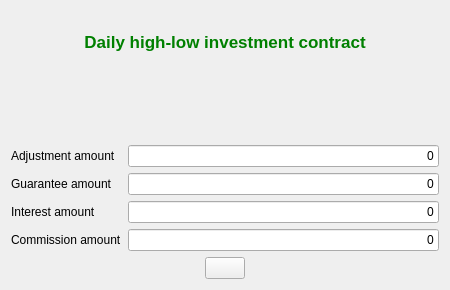
Above: xulpymoney/ui/wdgDerivativesReport.ui from turulomio/xulpymoney before the change. Below: the same form after it.
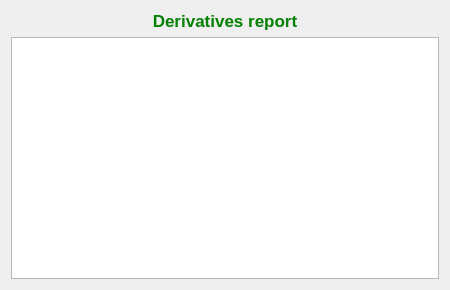
That is the form after the change. Icons and pictures are not drawn. Custom widgets are drawn as their Qt base class.

Commit message: Added first version of Derivatives report

The edit to the form file:
```diff
--- a/xulpymoney/ui/wdgDerivativesReport.ui
+++ b/xulpymoney/ui/wdgDerivativesReport.ui
@@ -29,7 +29,7 @@
         <string notr="true">color: rgb(0, 128, 0);</string>
        </property>
        <property name="text">
-        <string>Daily high-low investment contract</string>
+        <string>Derivatives report</string>
        </property>
        <property name="alignment">
         <set>Qt::AlignCenter</set>
@@ -37,196 +37,16 @@
       </widget>
      </item>
      <item>
-      <layout class="QHBoxLayout" name="horizontalLayout">
-       <item>
-        <spacer name="horizontalSpacer_2">
-         <property name="orientation">
-          <enum>Qt::Horizontal</enum>
-         </property>
-         <property name="sizeHint" stdset="0">
-          <size>
-           <width>40</width>
-           <height>20</height>
-          </size>
-         </property>
-        </spacer>
-       </item>
-       <item>
-        <widget class="wdgDatetime" name="wdgDT" native="true"/>
-       </item>
-       <item>
-        <spacer name="horizontalSpacer">
-         <property name="orientation">
-          <enum>Qt::Horizontal</enum>
-         </property>
-         <property name="sizeHint" stdset="0">
-          <size>
-           <width>40</width>
-           <height>20</height>
-          </size>
-         </property>
-        </spacer>
-       </item>
-      </layout>
-     </item>
-     <item>
-      <layout class="QFormLayout" name="formLayout">
-       <item row="1" column="0">
-        <widget class="QLabel" name="label">
-         <property name="text">
-          <string>Guarantee amount</string>
-         </property>
-        </widget>
-       </item>
-       <item row="1" column="1">
-        <widget class="myQLineEdit" name="txtGuarantee">
-         <property name="sizePolicy">
-          <sizepolicy hsizetype="Expanding" vsizetype="Fixed">
-           <horstretch>0</horstretch>
-           <verstretch>0</verstretch>
-          </sizepolicy>
-         </property>
-         <property name="text">
-          <string>0</string>
-         </property>
-         <property name="alignment">
-          <set>Qt::AlignRight|Qt::AlignTrailing|Qt::AlignVCenter</set>
-         </property>
-        </widget>
-       </item>
-       <item row="0" column="0">
-        <widget class="QLabel" name="lblLiquido_7">
-         <property name="text">
-          <string>Adjustment amount</string>
-         </property>
-        </widget>
-       </item>
-       <item row="0" column="1">
-        <widget class="myQLineEdit" name="txtAdjustment">
-         <property name="sizePolicy">
-          <sizepolicy hsizetype="Expanding" vsizetype="Fixed">
-           <horstretch>0</horstretch>
-           <verstretch>0</verstretch>
-          </sizepolicy>
-         </property>
-         <property name="text">
-          <string>0</string>
-         </property>
-         <property name="alignment">
-          <set>Qt::AlignRight|Qt::AlignTrailing|Qt::AlignVCenter</set>
-         </property>
-        </widget>
-       </item>
-       <item row="2" column="1">
-        <widget class="myQLineEdit" name="txtInterest">
-         <property name="sizePolicy">
-          <sizepolicy hsizetype="Expanding" vsizetype="Fixed">
-           <horstretch>0</horstretch>
-           <verstretch>0</verstretch>
-          </sizepolicy>
-         </property>
-         <property name="text">
-          <string>0</string>
-         </property>
-         <property name="alignment">
-          <set>Qt::AlignRight|Qt::AlignTrailing|Qt::AlignVCenter</set>
-         </property>
-        </widget>
-       </item>
-       <item row="3" column="1">
-        <widget class="myQLineEdit" name="txtCommission">
-         <property name="sizePolicy">
-          <sizepolicy hsizetype="Expanding" vsizetype="Fixed">
-           <horstretch>0</horstretch>
-           <verstretch>0</verstretch>
-          </sizepolicy>
-         </property>
-         <property name="text">
-          <string>0</string>
-         </property>
-         <property name="alignment">
-          <set>Qt::AlignRight|Qt::AlignTrailing|Qt::AlignVCenter</set>
-         </property>
-        </widget>
-       </item>
-       <item row="2" column="0">
-        <widget class="QLabel" name="lblGross">
-         <property name="text">
-          <string>Interest amount</string>
-         </property>
-        </widget>
-       </item>
-       <item row="3" column="0">
-        <widget class="QLabel" name="lblLiquido">
-         <property name="text">
-          <string>Commission amount</string>
-         </property>
-        </widget>
-       </item>
-      </layout>
-     </item>
-     <item>
-      <layout class="QHBoxLayout" name="horizontalLayout_2">
-       <item>
-        <spacer name="horizontalSpacer_3">
-         <property name="orientation">
-          <enum>Qt::Horizontal</enum>
-         </property>
-         <property name="sizeHint" stdset="0">
-          <size>
-           <width>40</width>
-           <height>20</height>
-          </size>
-         </property>
-        </spacer>
-       </item>
-       <item>
-        <widget class="QPushButton" name="cmd">
-         <property name="icon">
-          <iconset resource="../images/xulpymoney.qrc">
-           <normaloff>:/xulpymoney/save.png</normaloff>:/xulpymoney/save.png</iconset>
-         </property>
-        </widget>
-       </item>
-       <item>
-        <spacer name="horizontalSpacer_4">
-         <property name="orientation">
-          <enum>Qt::Horizontal</enum>
-         </property>
-         <property name="sizeHint" stdset="0">
-          <size>
-           <width>40</width>
-           <height>20</height>
-          </size>
-         </property>
-        </spacer>
-       </item>
-      </layout>
+      <widget class="QTextBrowser" name="textBrowser">
+       <property name="openExternalLinks">
+        <bool>true</bool>
+       </property>
+      </widget>
      </item>
     </layout>
    </item>
   </layout>
  </widget>
- <customwidgets>
-  <customwidget>
-   <class>myQLineEdit</class>
-   <extends>QLineEdit</extends>
-   <header location="global">myqlineedit</header>
-  </customwidget>
-  <customwidget>
-   <class>wdgDatetime</class>
-   <extends>QWidget</extends>
-   <header location="global">wdgDatetime</header>
-   <container>1</container>
-  </customwidget>
- </customwidgets>
- <tabstops>
-  <tabstop>txtAdjustment</tabstop>
-  <tabstop>txtGuarantee</tabstop>
-  <tabstop>txtInterest</tabstop>
-  <tabstop>txtCommission</tabstop>
-  <tabstop>cmd</tabstop>
- </tabstops>
  <resources>
   <include location="../images/xulpymoney.qrc"/>
  </resources>
```
The commit also changes 3 other files.
